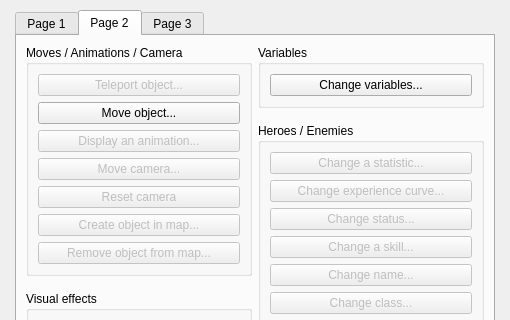
Before: the Qt Designer form Engine/Dialogs/dialogcommands.ui in RPG-Paper-Maker/RPG-Paper-Maker, drawn with Qt 5; both pictures show x 0 to 510 and y 0 to 320 of the 510 by 581 pixel window.
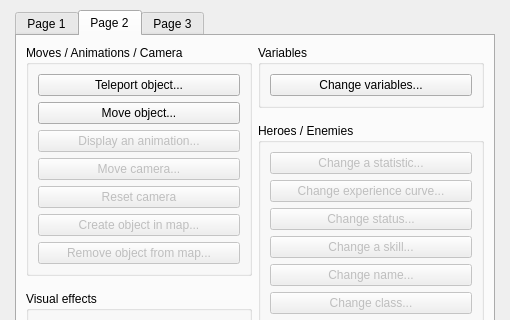
After: the same form once the commit is applied. The open tabs and pages were chosen to show the change.

```diff
--- a/Engine/Dialogs/dialogcommands.ui
+++ b/Engine/Dialogs/dialogcommands.ui
@@ -372,7 +372,7 @@
                 <item>
                  <widget class="QPushButton" name="pushButtonTeleportObject">
                   <property name="enabled">
-                   <bool>false</bool>
+                   <bool>true</bool>
                   </property>
                   <property name="text">
                    <string>Teleport object...</string>
```
Left out of the diff: 2 changed lines with no effect on the pictures.
